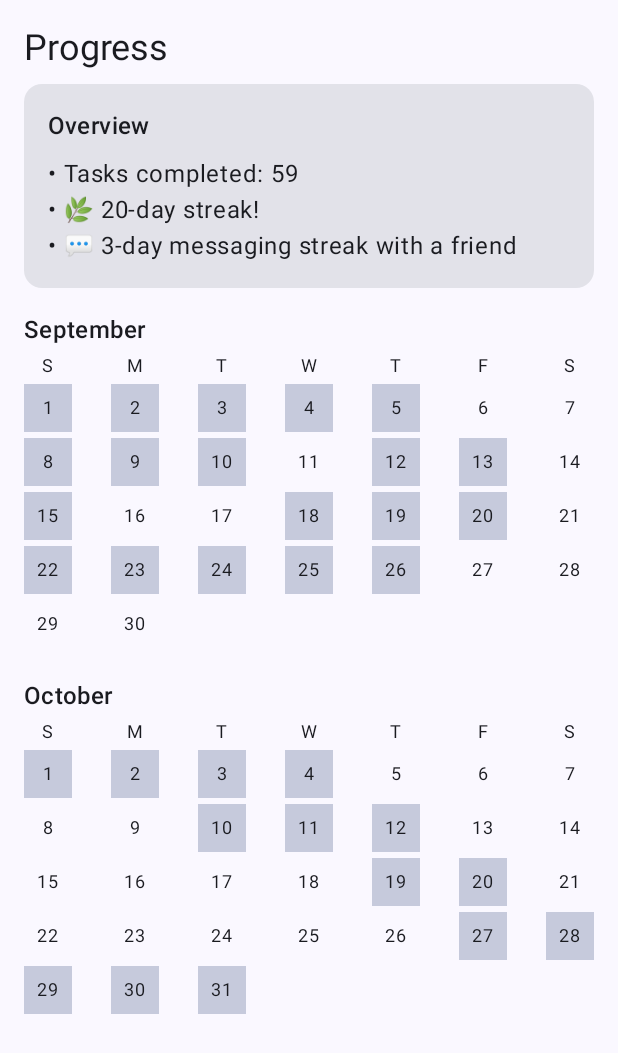
After one commit to Farhan2323/GrowTogether, an Android app built with Jetpack Compose: the composable ProgressScreen shown on its own in the app's theme, on a phone screen of 412 x 824 dp. The commit adds this screen. Shown: the top 1053 px of the screen. Run offline under Robolectric (Android 15) with nearby library versions, the phone set to English and light mode, and no system bars.

Commit message:
home, garden, and progress screen

```diff
--- a/app/build.gradle.kts
+++ b/app/build.gradle.kts
@@ -51,6 +51,7 @@ dependencies {
     implementation(libs.androidx.compose.ui.graphics)
     implementation(libs.androidx.compose.ui.tooling.preview)
     implementation(libs.androidx.compose.material3)
+    implementation("androidx.compose.material:material")
     testImplementation(libs.junit)
     androidTestImplementation(libs.androidx.junit)
     androidTestImplementation(libs.androidx.espresso.core)
--- a/app/src/main/java/com/example/growtogether/MainActivity.kt
+++ b/app/src/main/java/com/example/growtogether/MainActivity.kt
@@ -11,9 +11,8 @@ import androidx.compose.material3.Text
 import androidx.compose.runtime.Composable
 import androidx.compose.ui.Modifier
 import androidx.compose.ui.tooling.preview.Preview
-import com.example.growtogether.uihome.HomeScreen
-import com.example.growtogether.uihome.GardenScreen
 import com.example.growtogether.ui.theme.GrowTogetherTheme
+import com.example.growtogether.uihome.GrowTogetherApp
 
 class MainActivity : ComponentActivity() {
     override fun onCreate(savedInstanceState: Bundle?) {
@@ -21,7 +20,7 @@ class MainActivity : ComponentActivity() {
         enableEdgeToEdge()
         setContent {
             GrowTogetherTheme {
-                GardenScreen()
+                GrowTogetherApp()
             }
         }
     }
--- /dev/null
+++ b/app/src/main/java/com/example/growtogether/uihome/ProgressScreen.kt
@@ -0,0 +1,138 @@
+package com.example.growtogether.uihome
+
+import androidx.compose.foundation.background
+import androidx.compose.foundation.layout.*
+import androidx.compose.material3.Card
+import androidx.compose.material3.MaterialTheme
+import androidx.compose.material3.Text
+import androidx.compose.runtime.Composable
+import androidx.compose.ui.Alignment
+import androidx.compose.ui.Modifier
+import androidx.compose.ui.unit.dp
+
+@Composable
+fun ProgressScreen() {
+    val totalTasksCompleted = 59
+    val dayStreak = 20
+    val friendStreak = 3
+
+    Column(
+        modifier = Modifier
+            .fillMaxSize()
+            .padding(16.dp)
+    ) {
+        Text(
+            text = "Progress",
+            style = MaterialTheme.typography.headlineSmall
+        )
+        Spacer(Modifier.height(8.dp))
+
+        Card(
+            modifier = Modifier.fillMaxWidth()
+        ) {
+            Column(
+                modifier = Modifier.padding(16.dp)
+            ) {
+                Text(
+                    text = "Overview",
+                    style = MaterialTheme.typography.titleMedium
+                )
+                Spacer(Modifier.height(8.dp))
+                Text("• Tasks completed: $totalTasksCompleted")
+                Text("• 🌿 ${dayStreak}-day streak!")
+                Text("• 💬 ${friendStreak}-day messaging streak with a friend")
+            }
+        }
+
+        Spacer(Modifier.height(16.dp))
+
+        CalendarMonth(
+            monthLabel = "September",
+            daysInMonth = 30,
+            completedDays = setOf(1, 2, 3, 4, 5, 8, 9, 10, 12, 13, 15, 18, 19, 20, 22, 23, 24, 25, 26)
+        )
+
+        Spacer(Modifier.height(16.dp))
+
+        CalendarMonth(
+            monthLabel = "October",
+            daysInMonth = 31,
+            completedDays = setOf(1, 2, 3, 4, 10, 11, 12, 19, 20, 27, 28, 29, 30, 31)
+        )
+    }
+}
+
+@Composable
+private fun CalendarMonth(
+    monthLabel: String,
+    daysInMonth: Int,
+    completedDays: Set<Int>
+) {
+    Text(
+        text = monthLabel,
+        style = MaterialTheme.typography.titleMedium
+    )
+    Spacer(Modifier.height(4.dp))
+
+    Row(
+        modifier = Modifier.fillMaxWidth(),
+        horizontalArrangement = Arrangement.SpaceBetween
+    ) {
+        listOf("S", "M", "T", "W", "T", "F", "S").forEach { label ->
+            Box(
+                modifier = Modifier.width(32.dp),
+                contentAlignment = Alignment.Center
+            ) {
+                Text(
+                    text = label,
+                    style = MaterialTheme.typography.bodySmall
+                )
+            }
+        }
+    }
+
+    Spacer(Modifier.height(4.dp))
+
+    var day = 1
+    Column {
+        while (day <= daysInMonth) {
+            Row(
+                modifier = Modifier.fillMaxWidth(),
+                horizontalArrangement = Arrangement.SpaceBetween
+            ) {
+                repeat(7) {
+                    if (day <= daysInMonth) {
+                        DayCell(
+                            day = day,
+                            isCompleted = completedDays.contains(day)
+                        )
+                        day++
+                    } else {
+                        Spacer(modifier = Modifier.width(32.dp))
+                    }
+                }
+            }
+            Spacer(Modifier.height(4.dp))
+        }
+    }
+}
+
+@Composable
+private fun DayCell(day: Int, isCompleted: Boolean) {
+    val highlightColor = MaterialTheme.colorScheme.primary.copy(alpha = 0.25f)
+
+    Box(
+        modifier = Modifier
+            .size(32.dp)
+            .then(
+                if (isCompleted) Modifier.background(highlightColor)
+                else Modifier
+            ),
+        contentAlignment = Alignment.Center
+    ) {
+        Text(
+            text = day.toString(),
+            style = MaterialTheme.typography.bodySmall
+        )
+    }
+}
```
Also changed, not shown: app/src/main/java/com/example/growtogether/uihome/GrowTogetherApp.kt (added, +64 -0 lines), app/src/main/java/com/example/growtogether/uihome/HomeScreen.kt (+61 -36 lines).
